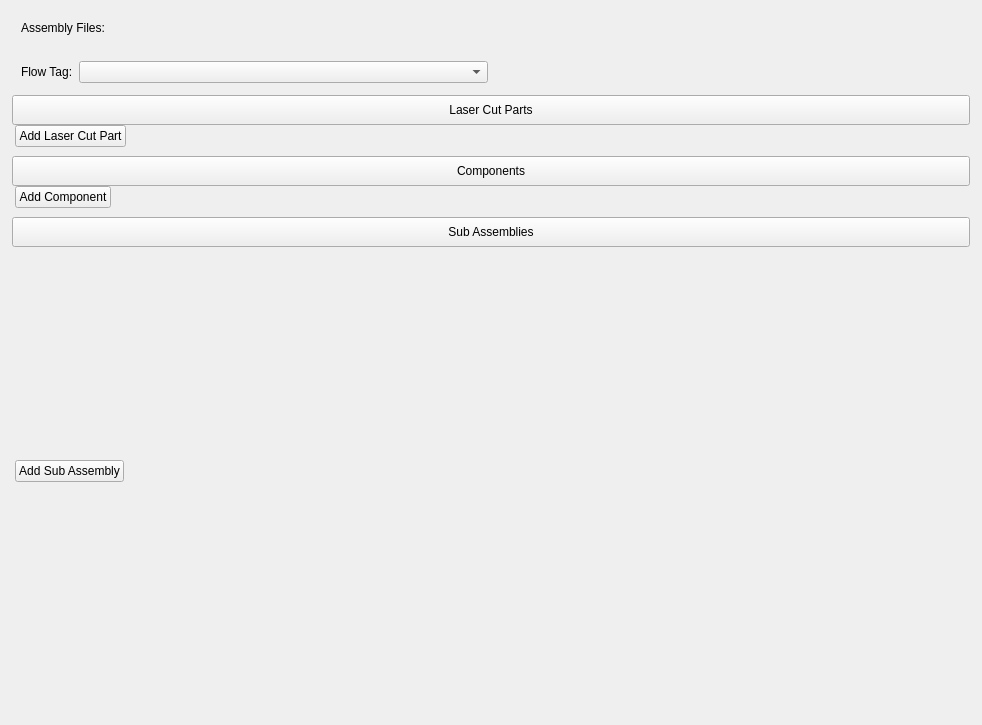
Old version of the form ui/assembly_widget.ui in the repository TheCodingJsoftware/Invigo.
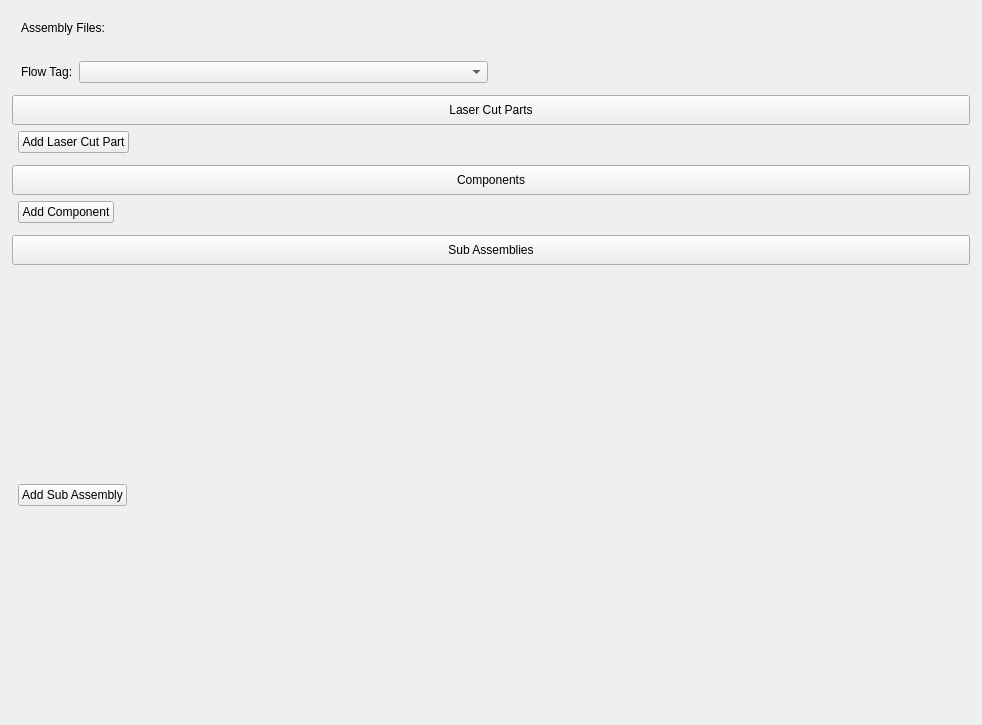
New version of the form.

Patch:
```diff
--- a/ui/assembly_widget.ui
+++ b/ui/assembly_widget.ui
@@ -218,9 +218,15 @@
                <item>
                 <layout class="QHBoxLayout" name="horizontalLayout_4">
                  <property name="leftMargin">
-                  <number>3</number>
+                  <number>6</number>
+                 </property>
+                 <property name="topMargin">
+                  <number>6</number>
                  </property>
                  <property name="rightMargin">
+                  <number>6</number>
+                 </property>
+                 <property name="bottomMargin">
                   <number>3</number>
                  </property>
                  <item>
@@ -314,9 +320,15 @@
                <item>
                 <layout class="QHBoxLayout" name="horizontalLayout_3">
                  <property name="leftMargin">
-                  <number>3</number>
+                  <number>6</number>
+                 </property>
+                 <property name="topMargin">
+                  <number>6</number>
                  </property>
                  <property name="rightMargin">
+                  <number>6</number>
+                 </property>
+                 <property name="bottomMargin">
                   <number>3</number>
                  </property>
                  <item>
@@ -395,9 +407,9 @@
               <height>0</height>
              </size>
             </property>
-            <layout class="QVBoxLayout" name="verticalLayout_11" stretch="0,1">
+            <layout class="QVBoxLayout" name="verticalLayout_11" stretch="1,0">
              <property name="spacing">
-              <number>6</number>
+              <number>0</number>
              </property>
              <property name="leftMargin">
               <number>0</number>
@@ -411,19 +423,35 @@
              <property name="bottomMargin">
               <number>0</number>
              </property>
+             <item>
+              <layout class="QVBoxLayout" name="sub_assembly_layout">
+               <property name="leftMargin">
+                <number>9</number>
+               </property>
+               <property name="topMargin">
+                <number>9</number>
+               </property>
+               <property name="rightMargin">
+                <number>9</number>
+               </property>
+               <property name="bottomMargin">
+                <number>9</number>
+               </property>
+              </layout>
+             </item>
              <item>
               <layout class="QHBoxLayout" name="horizontalLayout_5">
                <property name="leftMargin">
-                <number>3</number>
+                <number>6</number>
                </property>
                <property name="topMargin">
-                <number>3</number>
+                <number>0</number>
                </property>
                <property name="rightMargin">
-                <number>3</number>
+                <number>6</number>
                </property>
                <property name="bottomMargin">
-                <number>3</number>
+                <number>6</number>
                </property>
                <item>
                 <widget class="QPushButton" name="add_sub_assembly_button">
@@ -453,22 +481,6 @@
                </item>
               </layout>
              </item>
-             <item>
-              <layout class="QVBoxLayout" name="sub_assembly_layout">
-               <property name="leftMargin">
-                <number>9</number>
-               </property>
-               <property name="topMargin">
-                <number>9</number>
-               </property>
-               <property name="rightMargin">
-                <number>9</number>
-               </property>
-               <property name="bottomMargin">
-                <number>9</number>
-               </property>
-              </layout>
-             </item>
             </layout>
            </widget>
           </item>
```
